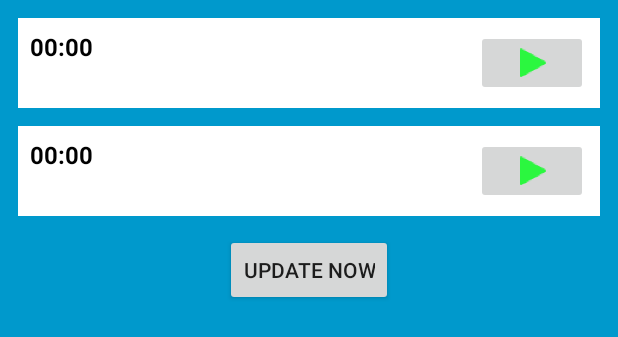
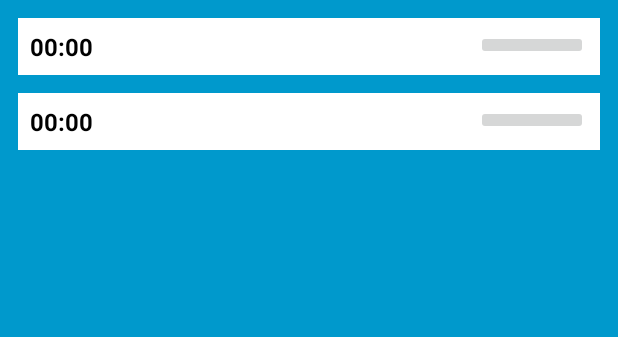
Before and after one commit to ocnow/DualActivityManager, an Android app: the layout new_app_widget.xml on its own in the app's theme, with its tools: preview values and no code run, on a phone screen of 412 x 824 dp. Shown: the top 337 px of the screen. Run offline under Robolectric (Android 15) with nearby library versions, the phone set to English and light mode, and no system bars.

Commit message:
update on 06/08 EOD

```diff
--- a/app/src/main/res/layout/new_app_widget.xml
+++ b/app/src/main/res/layout/new_app_widget.xml
@@ -28,8 +28,8 @@
             android:layout_width="0dp"
             android:layout_height="wrap_content"
             android:layout_weight="2"
-            android:gravity="end"
-            android:src="@drawable/ic_action_name" />
+            android:gravity="end"/>
+            <!--android:src="@drawable/ic_stop" -->
 
     </LinearLayout>
 
@@ -57,17 +57,10 @@
             android:layout_height="wrap_content"
             android:layout_weight="2"
             android:gravity="end"
-            android:src="@drawable/ic_action_name" />
+            />
+            <!--android:src="@drawable/ic_stop"-->
 
     </LinearLayout>
 
     <!-- Update widget button -->
-    <Button
-        android:id="@+id/button_update"
-        style="@style/AppWidgetButton"
-        android:layout_width="wrap_content"
-        android:layout_height="wrap_content"
-        android:layout_below="@+id/section_id1"
-        android:layout_centerHorizontal="true"
-        android:text="Update now" />
 </RelativeLayout>
```
Also changed, not shown: app/src/main/AndroidManifest.xml (+12 -1 lines), app/src/main/java/com/example/myapplication/NewAppWidget.java (+91 -10 lines).
